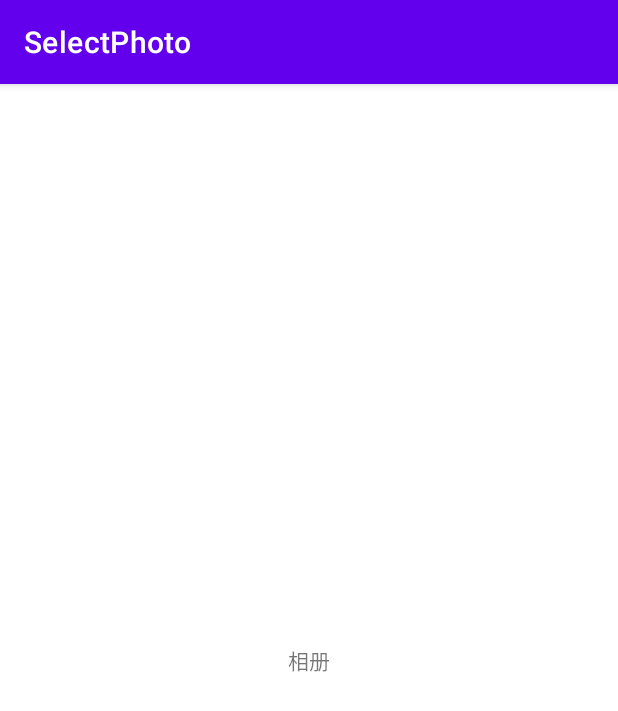
After one commit to WinterGeng/SelectPhoto, an Android app: the fragment PhotoFragment shown on its own in the app's theme, on a phone screen of 412 x 824 dp. The commit adds this screen. Shown: the top 711 px of the screen. Run offline under Robolectric (Android 15) with nearby library versions, the phone set to English and light mode, and no system bars.

Commit message:
基本布局

```diff
--- a/app/build.gradle
+++ b/app/build.gradle
@@ -36,4 +36,5 @@ dependencies {
     testImplementation 'junit:junit:4.+'
     androidTestImplementation 'androidx.test.ext:junit:1.1.2'
     androidTestImplementation 'androidx.test.espresso:espresso-core:3.3.0'
+    implementation 'com.flyco.tablayout:FlycoTabLayout_Lib:2.1.2@aar'
 }
--- a/app/src/main/AndroidManifest.xml
+++ b/app/src/main/AndroidManifest.xml
@@ -9,6 +9,7 @@
         android:roundIcon="@mipmap/ic_launcher_round"
         android:supportsRtl="true"
         android:theme="@style/Theme.SelectPhoto">
+        <activity android:name=".PhotoSelectActivity"></activity>
         <activity android:name=".MainActivity">
             <intent-filter>
                 <action android:name="android.intent.action.MAIN" />
--- a/app/src/main/java/com/geng/selectphoto/MainActivity.java
+++ b/app/src/main/java/com/geng/selectphoto/MainActivity.java
@@ -2,7 +2,9 @@ package com.geng.selectphoto;
 
 import androidx.appcompat.app.AppCompatActivity;
 
+import android.content.Intent;
 import android.os.Bundle;
+import android.view.View;
 
 public class MainActivity extends AppCompatActivity {
 
@@ -11,4 +13,8 @@ public class MainActivity extends AppCompatActivity {
         super.onCreate(savedInstanceState);
         setContentView(R.layout.activity_main);
     }
+
+    public void takePhoto(View view) {
+        startActivity(new Intent(MainActivity.this, PhotoSelectActivity.class));
+    }
 }
--- /dev/null
+++ b/app/src/main/java/com/geng/selectphoto/PhotoFragment.java
@@ -0,0 +1,18 @@
+package com.geng.selectphoto;
+
+import android.os.Bundle;
+import android.view.LayoutInflater;
+import android.view.View;
+import android.view.ViewGroup;
+
+import androidx.fragment.app.Fragment;
+
+public class PhotoFragment extends Fragment {
+    private View view;
+
+    @Override
+    public View onCreateView(LayoutInflater inflater, ViewGroup container, Bundle savedInstanceState) {
+        view = inflater.inflate(R.layout.fragment_photo, container, false);
+        return view;
+    }
+}
--- /dev/null
+++ b/app/src/main/res/layout/fragment_photo.xml
@@ -0,0 +1,12 @@
+<?xml version="1.0" encoding="utf-8"?>
+<androidx.constraintlayout.widget.ConstraintLayout xmlns:android="http://schemas.android.com/apk/res/android"
+    android:layout_width="match_parent"
+    android:layout_height="match_parent">
+
+    <TextView
+        android:layout_width="match_parent"
+        android:layout_height="match_parent"
+        android:gravity="center"
+        android:text="相册" />
+
+</androidx.constraintlayout.widget.ConstraintLayout>
```
Also changed, not shown: app/src/main/java/com/geng/selectphoto/MyPagerAdapter.java (added, +27 -0 lines), app/src/main/java/com/geng/selectphoto/PhotoSelectActivity.java (added, +44 -0 lines), app/src/main/java/com/geng/selectphoto/SourceFragment.java (added, +19 -0 lines), app/src/main/res/layout/activity_main.xml (+4 -3 lines), app/src/main/res/layout/activity_photo_select.xml (added, +25 -0 lines), app/src/main/res/layout/fragment_source.xml (added, +12 -0 lines).
